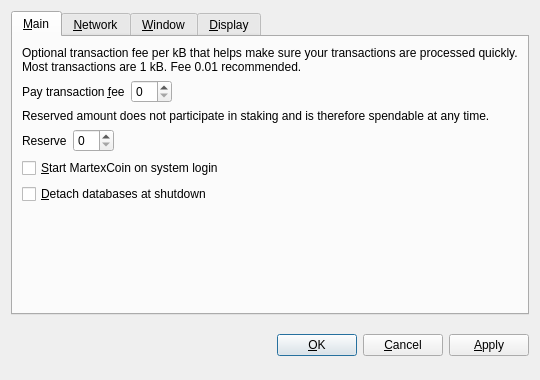
This is src/qt/forms/optionsdialog.ui in martexcoin/martexcoin_4x as Qt 5 draws it before an edit. The edited form follows.
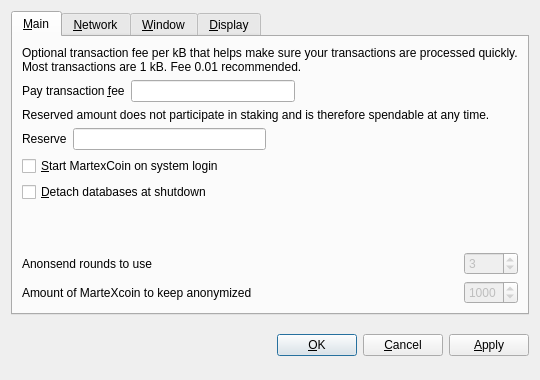
This is the edited form. Custom widgets are drawn as their Qt base class.

What changed in the file:
```diff
--- a/src/qt/forms/optionsdialog.ui
+++ b/src/qt/forms/optionsdialog.ui
@@ -29,8 +29,8 @@
       <attribute name="title">
        <string>&amp;Main</string>
       </attribute>
-      <layout class="QVBoxLayout" name="verticalLayout_Main">
-       <item>
+      <layout class="QGridLayout" name="gridLayout">
+       <item row="0" column="0" colspan="2">
         <widget class="QLabel" name="transactionFeeInfoLabel">
          <property name="text">
           <string>Optional transaction fee per kB that helps make sure your transactions are processed quickly. Most transactions are 1 kB. Fee 0.01 recommended.</string>
@@ -43,53 +43,30 @@
          </property>
         </widget>
        </item>
-       <item>
-        <layout class="QHBoxLayout" name="horizontalLayoutFee">
-         <item>
-          <widget class="QLabel" name="transactionFeeLabel">
-           <property name="text">
-            <string>Pay transaction &amp;fee</string>
-           </property>
-           <property name="textFormat">
-            <enum>Qt::PlainText</enum>
-           </property>
-           <property name="buddy">
-            <cstring>transactionFee</cstring>
-           </property>
-          </widget>
-         </item>
-         <item>
-          <widget class="BitcoinAmountField" name="transactionFee"/>
-         </item>
-         <item>
-          <spacer name="horizontalSpacerFee">
-           <property name="orientation">
-            <enum>Qt::Horizontal</enum>
-           </property>
-           <property name="sizeHint" stdset="0">
-            <size>
-             <width>40</width>
-             <height>20</height>
-            </size>
-           </property>
-          </spacer>
-         </item>
-        </layout>
+       <item row="6" column="0">
+        <spacer name="verticalSpacer_Main">
+         <property name="orientation">
+          <enum>Qt::Vertical</enum>
+         </property>
+         <property name="sizeHint" stdset="0">
+          <size>
+           <width>20</width>
+           <height>40</height>
+          </size>
+         </property>
+        </spacer>
        </item>
-       <item>
-        <widget class="QLabel" name="reserveBalanceInfoLabel">
+       <item row="7" column="0">
+        <widget class="QLabel" name="label">
+         <property name="toolTip">
+          <string>&lt;html&gt;&lt;head/&gt;&lt;body&gt;&lt;p&gt;This setting determines the amount of individual masternodes that an input will be anonymized through. More rounds of anonymization gives a higher degree of privacy, but also costs more in fees.&lt;/p&gt;&lt;/body&gt;&lt;/html&gt;</string>
+         </property>
          <property name="text">
-          <string>Reserved amount does not participate in staking and is therefore spendable at any time.</string>
-         </property>
-         <property name="textFormat">
-          <enum>Qt::PlainText</enum>
-         </property>
-         <property name="wordWrap">
-          <bool>true</bool>
+          <string>Anonsend rounds to use</string>
          </property>
         </widget>
        </item>
-       <item>
+       <item row="3" column="0">
         <layout class="QHBoxLayout" name="horizontalLayoutReserveBalance">
          <item>
           <widget class="QLabel" name="reserveBalanceLabel">
@@ -122,7 +99,39 @@
          </item>
         </layout>
        </item>
-       <item>
+       <item row="2" column="0" colspan="2">
+        <widget class="QLabel" name="reserveBalanceInfoLabel">
+         <property name="text">
+          <string>Reserved amount does not participate in staking and is therefore spendable at any time.</string>
+         </property>
+         <property name="textFormat">
+          <enum>Qt::PlainText</enum>
+         </property>
+         <property name="wordWrap">
+          <bool>true</bool>
+         </property>
+        </widget>
+       </item>
+       <item row="8" column="1">
+        <widget class="QSpinBox" name="anonymizeMarteXcoin">
+         <property name="enabled">
+          <bool>false</bool>
+         </property>
+         <property name="minimum">
+          <number>2</number>
+         </property>
+         <property name="maximum">
+          <number>2000</number>
+         </property>
+         <property name="singleStep">
+          <number>10</number>
+         </property>
+         <property name="value">
+          <number>1000</number>
+         </property>
+        </widget>
+       </item>
+       <item row="4" column="0">
         <widget class="QCheckBox" name="bitcoinAtStartup">
          <property name="toolTip">
           <string>Automatically start MartexCoin after logging in to the system.</string>
@@ -132,7 +141,78 @@
          </property>
         </widget>
        </item>
-       <item>
+       <item row="8" column="0">
+        <widget class="QLabel" name="label_2">
+         <property name="toolTip">
+          <string>This amount acts as a threshold to turn off Anonsend once it's reached.</string>
+         </property>
+         <property name="statusTip">
+          <string notr="true"/>
+         </property>
+         <property name="whatsThis">
+          <string notr="true"/>
+         </property>
+         <property name="accessibleName">
+          <string notr="true"/>
+         </property>
+         <property name="accessibleDescription">
+          <string notr="true"/>
+         </property>
+         <property name="text">
+          <string>Amount of MarteXcoin to keep anonymized</string>
+         </property>
+        </widget>
+       </item>
+       <item row="7" column="1">
+        <widget class="QSpinBox" name="anonsendRounds">
+         <property name="enabled">
+          <bool>false</bool>
+         </property>
+         <property name="minimum">
+          <number>2</number>
+         </property>
+         <property name="maximum">
+          <number>6</number>
+         </property>
+         <property name="value">
+          <number>3</number>
+         </property>
+        </widget>
+       </item>
+       <item row="1" column="0">
+        <layout class="QHBoxLayout" name="horizontalLayoutFee">
+         <item>
+          <widget class="QLabel" name="transactionFeeLabel">
+           <property name="text">
+            <string>Pay transaction &amp;fee</string>
+           </property>
+           <property name="textFormat">
+            <enum>Qt::PlainText</enum>
+           </property>
+           <property name="buddy">
+            <cstring>transactionFee</cstring>
+           </property>
+          </widget>
+         </item>
+         <item>
+          <widget class="BitcoinAmountField" name="transactionFee"/>
+         </item>
+         <item>
+          <spacer name="horizontalSpacerFee">
+           <property name="orientation">
+            <enum>Qt::Horizontal</enum>
+           </property>
+           <property name="sizeHint" stdset="0">
+            <size>
+             <width>40</width>
+             <height>20</height>
+            </size>
+           </property>
+          </spacer>
+         </item>
+        </layout>
+       </item>
+       <item row="5" column="0">
         <widget class="QCheckBox" name="detachDatabases">
          <property name="toolTip">
           <string>Detach block and address databases at shutdown. This means they can be moved to another data directory, but it slows down shutdown. The wallet is always detached.</string>
@@ -142,19 +222,6 @@
          </property>
         </widget>
        </item>
-       <item>
-        <spacer name="verticalSpacer_Main">
-         <property name="orientation">
-          <enum>Qt::Vertical</enum>
-         </property>
-         <property name="sizeHint" stdset="0">
-          <size>
-           <width>20</width>
-           <height>40</height>
-          </size>
-         </property>
-        </spacer>
-       </item>
       </layout>
      </widget>
      <widget class="QWidget" name="tabNetwork">
@@ -495,9 +562,14 @@
   </layout>
  </widget>
  <customwidgets>
+  <customwidget>
+   <class>QValidatedLineEdit</class>
+   <extends>QLineEdit</extends>
+   <header>qvalidatedlineedit.h</header>
+  </customwidget>
   <customwidget>
    <class>BitcoinAmountField</class>
-   <extends>QSpinBox</extends>
+   <extends>QLineEdit</extends>
    <header>bitcoinamountfield.h</header>
   </customwidget>
   <customwidget>
@@ -505,11 +577,6 @@
    <extends>QComboBox</extends>
    <header>qvaluecombobox.h</header>
   </customwidget>
-  <customwidget>
-   <class>QValidatedLineEdit</class>
-   <extends>QLineEdit</extends>
-   <header>qvalidatedlineedit.h</header>
-  </customwidget>
  </customwidgets>
  <resources/>
  <connections/>
```
Left out of the diff: 1 changed line with no effect on the pictures.
